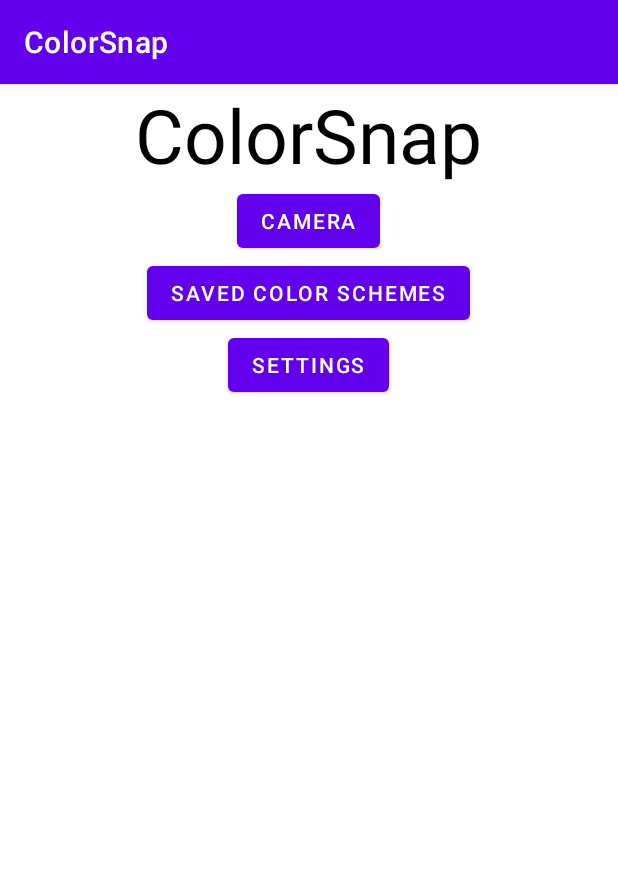
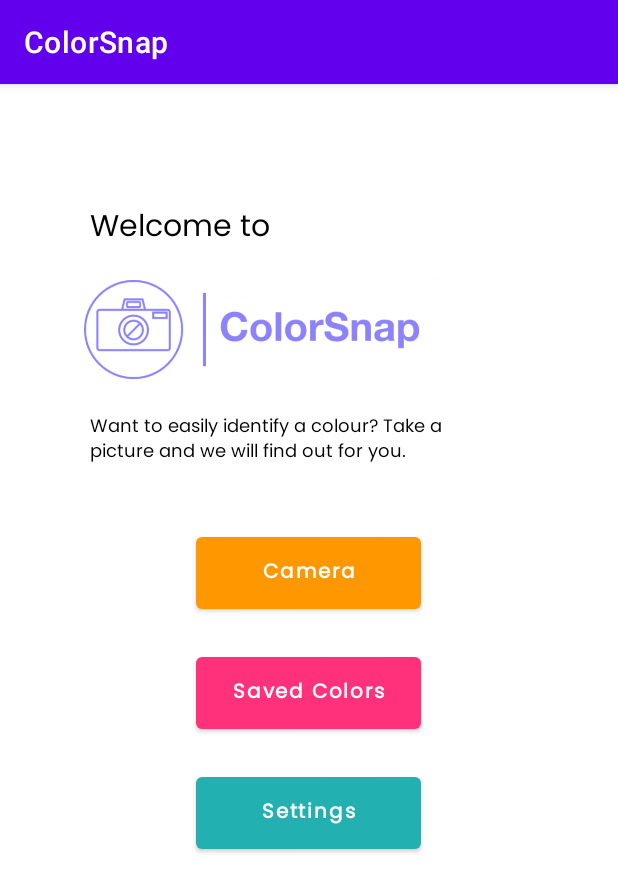
Before and after one commit to EJNicolas/ColorSnapProject, an Android app: the screen it shows after launch (MainActivity), on a phone screen of 412 x 824 dp. Shown: the top 892 px of the screen. Run offline under Robolectric (Android 15) with nearby library versions, the phone set to English and light mode, and no system bars.

Commit message:
some UI done
some ui is done

```diff
--- a/app/src/main/res/layout/activity_main.xml
+++ b/app/src/main/res/layout/activity_main.xml
@@ -8,39 +8,81 @@
     android:orientation="vertical"
     android:background="?attr/bgColor">
 
+
     <TextView
         android:layout_width="wrap_content"
         android:layout_height="wrap_content"
-        android:text="ColorSnap"
-        android:layout_gravity="center"
-        android:textSize="50sp"
+        android:layout_gravity="left"
+        android:layout_marginLeft="60dp"
+        android:layout_marginTop="80dp"
+        android:fontFamily="@font/poppins"
+        android:text="Welcome to"
         android:textColor="?attr/textColor"
+        android:textFontWeight="500"
+        android:textSize="20sp"
+
+        />
+
+    <ImageView
+        android:layout_width="337dp"
+        android:layout_height="95dp"
+        android:src="@drawable/colorsnap"
+
+        />
+    <TextView
+        android:layout_width="237dp"
+        android:layout_height="wrap_content"
+        android:layout_gravity="left"
+        android:layout_marginLeft="60dp"
+        android:layout_marginTop="10dp"
+        android:fontFamily="@font/poppins"
+        android:text="Want to easily identify a colour?
+Take a picture and we will find out for you."
+        android:textColor="?attr/textColor"
+        android:textFontWeight="500"
+        android:textSize="12sp"
+
+
         />
 
     <Button
-        android:layout_width="wrap_content"
-        android:layout_height="wrap_content"
+        android:id="@+id/buttonCamera"
+        android:layout_width="150dp"
+        android:layout_height="60dp"
+        android:layout_gravity="center"
+        android:layout_marginTop="40dp"
+        android:layout_marginBottom="20dp"
+        android:fontFamily="@font/poppins"
         android:text="Camera"
-        android:layout_gravity="center"
-        android:id="@+id/buttonCamera"
-        />
+        android:textAllCaps="false"
+        android:textFontWeight="600"
+        android:textSize="13sp"
+        app:backgroundTint="#FF9800" />
 
     <Button
-        android:layout_width="wrap_content"
-        android:layout_height="wrap_content"
-        android:text="Saved Color Schemes"
+        android:id="@+id/buttonColorSchemes"
+        android:layout_width="150dp"
+        android:layout_height="60dp"
         android:layout_gravity="center"
-        android:id="@+id/buttonColorSchemes"
-        />
+        android:layout_marginBottom="20dp"
+        android:fontFamily="@font/poppins"
+        android:text="Saved Colors"
+        android:textAllCaps="false"
+        android:textFontWeight="600"
+        android:textSize="13sp"
+        app:backgroundTint="#FF317B" />
 
     <Button
-        android:layout_width="wrap_content"
-        android:layout_height="wrap_content"
+        android:id="@+id/buttonSettings"
+        android:layout_width="150dp"
+        android:layout_height="60dp"
+        android:layout_gravity="center"
+        android:fontFamily="@font/poppins"
         android:text="Settings"
-        android:layout_gravity="center"
-        android:id="@+id/buttonSettings"
-        />
-
+        android:textAllCaps="false"
+        android:textFontWeight="600"
+        android:textSize="13sp"
+        app:backgroundTint="#23B0B0" />
 
 
 </LinearLayout>
--- a/app/src/main/res/values/styles.xml
+++ b/app/src/main/res/values/styles.xml
@@ -11,5 +11,7 @@
         <item name="textColor">#ffffff</item>
         <item name="metaTextColor">#aeaeae</item>
         <item name="bgColor">#2C2C2C</item>
+        <item name="android:fontFamily">@font/poppins</item>
+
     </style>
 </resources>
```
Also changed, not shown: app/src/main/res/layout/activity_camera.xml (+21 -6 lines), app/src/main/res/layout/activity_color_schemes.xml (+39 -9 lines), app/src/main/res/layout/activity_edit_color.xml (+31 -7 lines), app/src/main/res/layout/activity_settings.xml (+35 -8 lines), app/src/main/res/layout/activity_view_color_scheme.xml (+8 -3 lines), app/src/main/res/layout/row_color_scheme.xml (+6 -1 lines), app/src/main/res/drawable-v24/clouds.png (added), app/src/main/res/drawable-v24/colorsnap.PNG (added), app/src/main/res/font/poppins.ttf (added).
